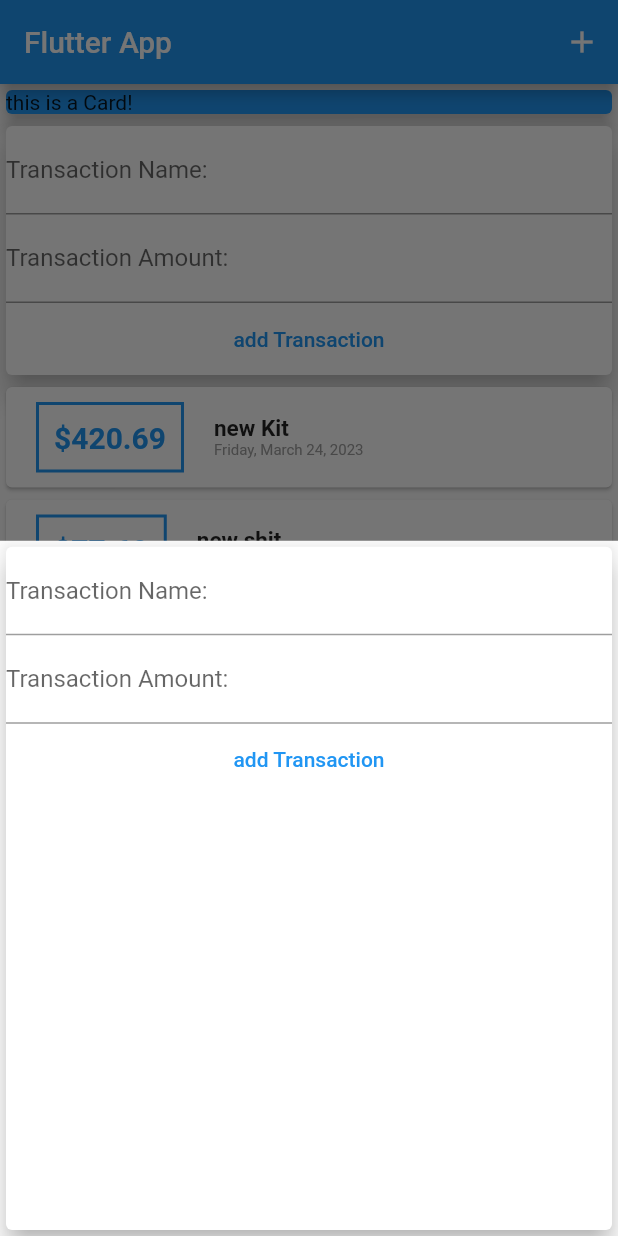
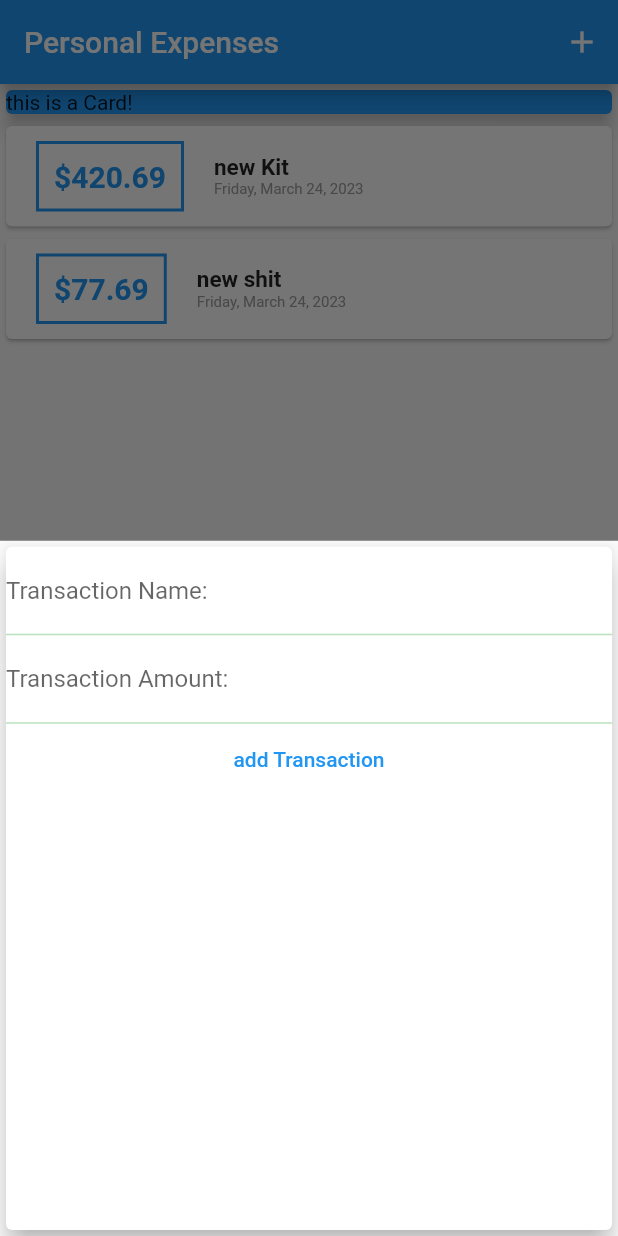
Before and after one commit to barimehdi77/personal-expenses-app, a Flutter app: the screen it shows after launch, after a tap on the "add" icon, on a phone screen of 412 x 824 dp. Run offline on Flutter 3.47's test engine with Material 2 defaults, Android fonts, the phone set to English and light mode, and no system bars.

Commit message:
adding themes

```diff
--- a/lib/main.dart
+++ b/lib/main.dart
@@ -10,7 +10,22 @@ class MyApp extends StatelessWidget {
   @override
   Widget build(BuildContext context) {
     return MaterialApp(
-      title: 'Flutter App',
+      title: 'Personal Expenses',
+      theme: ThemeData(
+        primarySwatch: Colors.blue,
+        colorScheme: ColorScheme(
+            brightness: Brightness.light,
+            primary: Colors.blue,
+            onPrimary: Colors.white,
+            secondary: Colors.amber,
+            onSecondary: Colors.black,
+            error: Colors.red,
+            onError: Colors.red,
+            background: Colors.black,
+            onBackground: Colors.black,
+            surface: Colors.grey,
+            onSurface: Colors.green),
+      ),
       home: MyHomePage(),
     );
   }
@@ -62,7 +77,7 @@ class _MyHomePageState extends State<MyHomePage> {
   Widget build(BuildContext context) {
     return Scaffold(
       appBar: AppBar(
-        title: Text('Flutter App'),
+        title: Text('Personal Expenses'),
         actions: [
           IconButton(
               onPressed: () {
@@ -80,11 +95,10 @@ class _MyHomePageState extends State<MyHomePage> {
                 width: double.infinity,
                 child: Card(
                   child: Text('this is a Card!'),
-                  color: Colors.blue,
+                  color: Theme.of(context).primaryColor,
                   elevation: 5,
                 ),
               ),
-              NewTransaction(onAddNewTransaction: _addNewTransaction),
               TransactionList(
                 transactions: _userTransactions,
               ),
--- a/lib/widgets/newTransaction.widget.dart
+++ b/lib/widgets/newTransaction.widget.dart
@@ -1,9 +1,17 @@
 import 'package:flutter/material.dart';
 import 'package:flutter_complete_guide/modals/transactions.modal.dart';
 
-class NewTransaction extends StatelessWidget {
+class NewTransaction extends StatefulWidget {
   final Function onAddNewTransaction;
+  NewTransaction({@required this.onAddNewTransaction});
+
+  @override
+  State<NewTransaction> createState() => _NewTransactionState();
+}
+
+class _NewTransactionState extends State<NewTransaction> {
   final nameController = TextEditingController();
+
   final amountController = TextEditingController();
 
   void onSubmit() {
@@ -16,14 +24,14 @@ class NewTransaction extends StatelessWidget {
         'enteredName.isEmpty: ${enteredName.isEmpty}, enteredAmount <= 0: ${enteredAmount <= 0}');
     if (enteredName.isEmpty || enteredAmount <= 0) return;
 
-    onAddNewTransaction(Transaction(
+    widget.onAddNewTransaction(Transaction(
         id: 't_${nameController.text}',
         name: nameController.text,
         amount: double.parse(amountController.text),
         date: DateTime.now()));
+    Navigator.of(context).pop();
   }
 
-  NewTransaction({@required this.onAddNewTransaction});
   @override
   Widget build(BuildContext context) {
     return Card(
@@ -47,7 +55,8 @@ class NewTransaction extends StatelessWidget {
               onPressed: onSubmit,
               child: Text('add Transaction'),
               style: ButtonStyle(
-                  foregroundColor: MaterialStateProperty.all(Colors.blue)),
+                  foregroundColor: MaterialStateProperty.all(
+                      Theme.of(context).primaryColor)),
             )
           ],
         ),
--- a/lib/widgets/transactionList.widget.dart
+++ b/lib/widgets/transactionList.widget.dart
@@ -22,14 +22,14 @@ class TransactionList extends StatelessWidget {
                   padding: EdgeInsets.all(10),
                   decoration: BoxDecoration(
                     border: Border.all(
-                      color: Colors.blue,
+                      color: Theme.of(context).primaryColor,
                       width: 2,
                     ),
                   ),
                   child: Text(
                     '\$${transactions[index].amount.toStringAsFixed(2)}',
                     style: TextStyle(
-                      color: Colors.blue,
+                      color: Theme.of(context).primaryColor,
                       fontWeight: FontWeight.bold,
                       fontSize: 20,
                     ),
```
